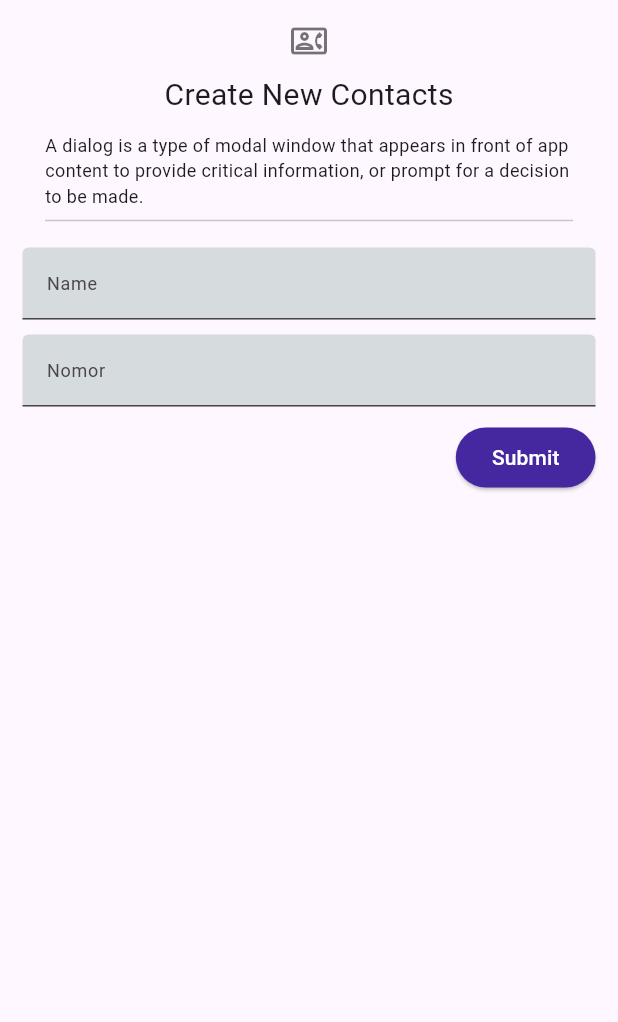
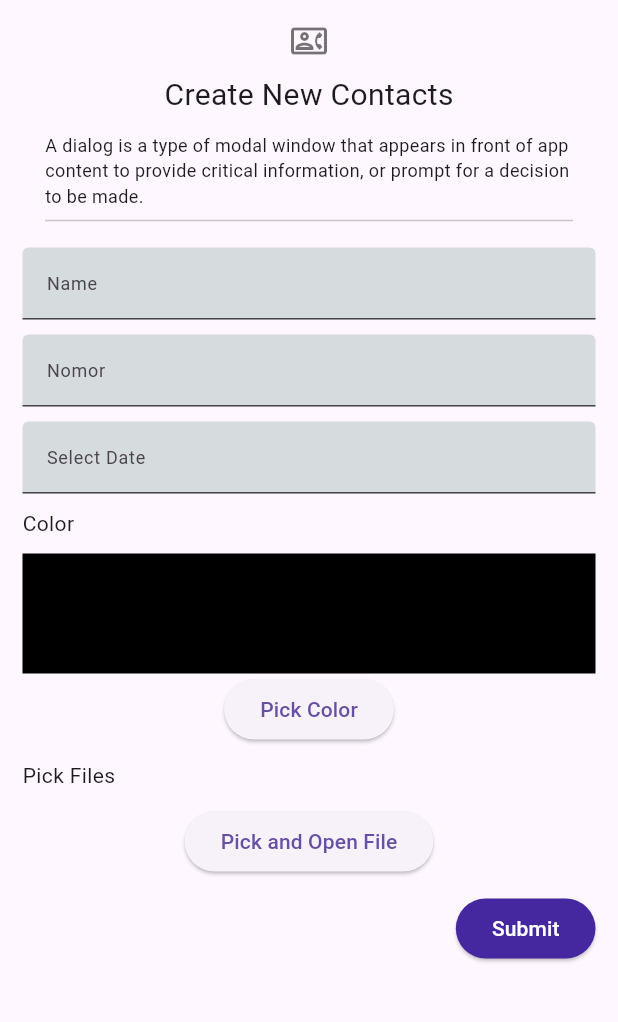
Before and after one commit to itsjipa/flutter_nazhiifah-mawaddah-juliyanda-nst, a Flutter app: the screen it shows after launch, after a tap on "Submit", on a phone screen of 412 x 824 dp, the part 84-1106 px from its top. Run offline on Flutter 3.47's test engine with Material 2 defaults, Android fonts, the phone set to English and light mode, and no system bars; our stand-ins replace file_picker, flutter_colorpicker, open_file.

Commit message:
update tugas 11

```diff
--- a/11_Flutter_Layout/praktikum/tugas11/lib/main.dart
+++ b/11_Flutter_Layout/praktikum/tugas11/lib/main.dart
@@ -1,5 +1,6 @@
 import 'package:flutter/material.dart';
 import 'package:tugas11/screen/contactScreen.dart';
+import 'package:tugas11/screen/formAdvance.dart';
 
 void main() {
   runApp(const MyApp());
@@ -22,7 +23,7 @@ class MyApp extends StatelessWidget {
         ),
         useMaterial3: true,
       ),
-      home: const ContactScreen(),
+      home: const FormAdvance(),
     );
   }
 }
--- /dev/null
+++ b/11_Flutter_Layout/praktikum/tugas11/lib/screen/formAdvance.dart
@@ -0,0 +1,431 @@
+import 'package:file_picker/file_picker.dart';
+import 'package:flutter/material.dart';
+import 'package:flutter_colorpicker/flutter_colorpicker.dart';
+import 'package:intl/intl.dart';
+import 'package:open_file/open_file.dart';
+import 'package:tugas11/screen/contact.dart';
+
+class FormAdvance extends StatefulWidget {
+  const FormAdvance({super.key});
+
+  @override
+  State<FormAdvance> createState() => _FormAdvanceState();
+}
+
+class _FormAdvanceState extends State<FormAdvance> {
+  final _formKey = GlobalKey<FormState>();
+  final TextEditingController _namaController = TextEditingController();
+  final TextEditingController _nomorController = TextEditingController();
+  final TextEditingController _dateController = TextEditingController();
+
+  final List<Contact> _contacts = List.empty(growable: true);
+
+  int selectIndex = 0;
+
+  DateTime _dueDate = DateTime.now();
+  final currentDate = DateTime.now();
+
+  Color _currentColor = Colors.black;
+  PlatformFile? _selectedFile;
+
+  Future<void> _openSelectedFile() async {
+    if (_selectedFile != null) {
+      final result = await OpenFile.open(_selectedFile!.path);
+      if (result.type == ResultType.error) {
+        ScaffoldMessenger.of(context).showSnackBar(
+          SnackBar(
+            content: Text('Gagal membuka file'),
+            backgroundColor: Colors.red,
+          ),
+        );
+      }
+    }
+  }
+
+  Future<void> _pickFile() async {
+    final result = await FilePicker.platform.pickFiles();
+    if (result != null && result.files.isNotEmpty) {
+      setState(() {
+        _selectedFile = result.files.first;
+      });
+    }
+  }
+
+  @override
+  Widget build(BuildContext context) {
+    return Scaffold(
+      appBar: AppBar(
+        title: const Text(
+          "Contacts",
+          style: TextStyle(
+            color: Colors.white,
+            fontWeight: FontWeight.w600,
+            letterSpacing: 2,
+          ),
+        ),
+        centerTitle: true,
+      ),
+      body: SingleChildScrollView(
+        child: Container(
+          alignment: Alignment.center,
+          padding: const EdgeInsets.all(15.0),
+          child: Column(
+            children: <Widget>[
+              const Icon(
+                Icons.contact_phone_outlined,
+                color: Colors.black54,
+              ),
+              const SizedBox(
+                height: 10,
+              ),
+              const Text(
+                "Create New Contacts",
+                style: TextStyle(
+                  fontWeight: FontWeight.w400,
+                  fontSize: 20,
+                ),
+              ),
+              const SizedBox(
+                height: 10,
+              ),
+              const Padding(
+                padding: EdgeInsets.symmetric(horizontal: 15.0),
+                child: Text(
+                  "A dialog is a type of modal window that appears in front of app content to provide critical information, or prompt for a decision to be made.",
+                  textAlign: TextAlign.start,
+                  style: TextStyle(
+                    fontSize: 12,
+                  ),
+                ),
+              ),
+              const Divider(
+                thickness: 1,
+                endIndent: 15.0,
+                indent: 15.0,
+              ),
+              const SizedBox(
+                height: 10,
+              ),
+              Form(
+                key: _formKey,
+                child: Column(
+                  crossAxisAlignment: CrossAxisAlignment.start,
+                  children: [
+                    // form nama
+                    TextFormField(
+                      controller: _namaController,
+                      autovalidateMode: AutovalidateMode.onUserInteraction,
+                      validator: (value) {
+                        if (value == null || value.isEmpty) {
+                          return 'Nama harus diisi';
+                        }
+                        if (value.length < 2) {
+                          return "Nama harus memiliki minimal 2 kata";
+                        }
+                        if (value.split(' ').every((element) =>
+                            element[0] == element[0].toLowerCase())) {
+                          return 'Nama harus dimulai dengan huruf kapital';
+                        }
+                        if (value.contains(RegExp(r'[\d\W]'))) {
+                          return 'Nama tidak boleh mengandung angka dan karakter';
+                        }
+                        return null;
+                      },
+                      keyboardType: TextInputType.name,
+                      decoration: const InputDecoration(
+                        contentPadding: EdgeInsets.only(left: 12),
+                        hintText: 'Insert Your Name',
+                        labelStyle: TextStyle(
+                          fontSize: 12,
+                        ),
+                        labelText: 'Name',
+                      ),
+                    ),
+                    const SizedBox(
+                      height: 10,
+                    ),
+
+                    // form nomor
+                    TextFormField(
+                      autovalidateMode: AutovalidateMode.onUserInteraction,
+                      controller: _nomorController,
+                      validator: (value) {
+                        if (value == null || value.isEmpty) {
+                          return 'Nomor harus diisi';
+                        }
+                        if (value.contains(r'[\d]')) {
+                          return 'Nomor harus terdiri dari angka';
+                        }
+                        if (value.length < 8 || value.length >= 15) {
+                          return "Nomor telepon minimal 8 digit dan maksimal 15 digit";
+                        }
+                        if (!value.startsWith('0')) {
+                          return 'Nomor telepon dimulai 0';
+                        }
+                        return null;
+                      },
+                      keyboardType: TextInputType.phone,
+                      decoration: const InputDecoration(
+                        contentPadding: EdgeInsets.only(left: 12),
+                        hintText: '+62 ....',
+                        labelStyle: TextStyle(
+                          fontSize: 12,
+                        ),
+                        labelText: 'Nomor',
+                      ),
+                    ),
+                    const SizedBox(
+                      height: 10,
+                    ),
+
+                    // form date
+                    TextFormField(
+                      controller: _dateController,
+                      onTap: () async {
+                        final selectDate = await showDatePicker(
+                          context: context,
+                          initialDate: currentDate,
+                          firstDate: DateTime(2000),
+                          lastDate: DateTime(2026),
+                        );
+                        setState(() {
+                          if (selectDate != null) {
+                            _dueDate = selectDate;
+                            final String formatDate =
+                                DateFormat('EEEE, dd MMMM yyyy')
+                                    .format(selectDate);
+                            _dateController.text = formatDate;
+                            debugPrint(formatDate);
+                          }
+                        });
+                      },
+                      readOnly: true,
+                      decoration: const InputDecoration(
+                        contentPadding: EdgeInsets.only(left: 12),
+                        labelStyle: TextStyle(
+                          fontSize: 12,
+                        ),
+                        labelText: 'Select Date',
+                      ),
+                    ),
+                    const SizedBox(
+                      height: 10,
+                    ),
+
+                    // pick color
+                    const Text('Color'),
+                    const SizedBox(
+                      height: 10,
+                    ),
+                    Container(
+                      height: 80,
+                      width: MediaQuery.of(context).size.width,
+                      color: _currentColor,
+                    ),
+                    Center(
+                      child: ElevatedButton(
+                        child: const Text('Pick Color'),
+                        onPressed: () {
+                          showDialog(
+                            context: context,
+                            builder: ((context) {
+                              return AlertDialog(
+                                title: const Text('Pick Your Color'),
+                                content: BlockPicker(
+                                    pickerColor: _currentColor,
+                                    onColorChanged: (color) {
+                                      setState(() {
+                                        _currentColor = color;
+                                      });
+                                    }),
+                                actions: [
+                                  TextButton(
+                                    onPressed: () {
+                                      Navigator.pop(context);
+                                    },
+                                    child: const Text('Save'),
+                                  ),
+                                ],
+                              );
+                            }),
+                          );
+                        },
+                      ),
+                    ),
+                    const SizedBox(
+                      height: 10,
+                    ),
+
+                    // pick file
+                    const Text('Pick Files'),
+                    const SizedBox(
+                      height: 10,
+                    ),
+                    Center(
+                      child: ElevatedButton(
+                        onPressed: () {
+                          _pickFile();
+                        },
+                        child: const Text('Pick and Open File'),
+                      ),
+                    )
+                  ],
+                ),
+              ),
+
+              // tombol submit
+              Container(
+                alignment: Alignment.centerRight,
+                padding: const EdgeInsets.only(top: 10.0),
+                child: ElevatedButton(
+                  onPressed: () async {
+                    var form = _formKey.currentState;
+                    String name = _namaController.text.trim();
+                    String nomor = _nomorController.text.trim();
+
+                    if (form!.validate()) {
+                      form.save();
+                      setState(() {
+                        bool existsContacts = _contacts.any((contact) =>
+                            contact.nama == name || contact.nomor == nomor);
+                        if (!existsContacts) {
+                          _contacts.add(
+                            Contact(nama: name, nomor: nomor),
+                          );
+                        } else {
+                          _contacts[selectIndex].nama = name;
+                          _contacts[selectIndex].nomor = nomor;
+                        }
+                        _namaController.clear();
+                        _nomorController.clear();
+                        _dateController.clear();
+                        form.reset();
+                      });
+                    }
+                    debugPrint(
+                      "Nama : ${_namaController.text}\nNomor : ${_nomorController.text}\n Tanggal : ${_dueDate.toString()}\nColor : ${_currentColor.toString()}\nFile Name : ${_selectedFile.toString()}",
+                    );
+                    form.reset();
+                  },
+                  child: Text('Submit'),
+                  style: ElevatedButton.styleFrom(
+                    backgroundColor: Colors.deepPurple.shade800,
+                    foregroundColor: Colors.white,
+                  ),
+                ),
+              ),
+              const SizedBox(
+                height: 29.0,
+              ),
+              _contacts.isEmpty
+                  ? Container()
+                  : const Text(
+                      "List Contacts",
+                      style: TextStyle(
+                        fontSize: 18,
+                        fontWeight: FontWeight.w400,
+                        color: Colors.black,
+                      ),
+                    ),
+              ListView.builder(
+                  shrinkWrap: true,
+                  itemCount: _contacts.length,
+                  itemBuilder: (context, index) {
+                    return ListTile(
+                      // profile name
+                      leading: CircleAvatar(
+                        child: Text(_contacts[index].nama[0]),
+                      ),
+                      title: Column(
+                        crossAxisAlignment: CrossAxisAlignment.start,
+                        children: [
+                          // list nama
+                          Text(
+                            _contacts[index].nama,
+                            style: const TextStyle(
+                              fontSize: 10,
+                            ),
+                          ),
+
+                          // list nomor
+                          Text(
+                            _contacts[index].nomor,
+                            style: const TextStyle(
+                              fontSize: 10,
+                            ),
+                          ),
+
+                          // list date
+                          Text(
+                            'Date : ${DateFormat('EEEE, dd MMMM yyyy').format(_dueDate)}',
+                            style: const TextStyle(
+                              fontSize: 10,
+                            ),
+                          ),
+                          Row(
+                            children: <Widget>[
+                              // list color
+                              const Text(
+                                'Color : ',
+                                style: TextStyle(fontSize: 10),
+                              ),
+                              Container(
+                                width: 10,
+                                height: 12,
+                                margin: const EdgeInsets.only(left: 5),
+                                decoration: BoxDecoration(
+                                  color: _currentColor,
+                                  shape: BoxShape.rectangle,
+                                ),
+                              )
+                            ],
+                          ),
+
+                          // list file
+                          Text('File Name : ${_selectedFile!.name}', style: const TextStyle(fontSize: 10,),)
+                        ],
+                      ),
+                      trailing: SizedBox(
+                        width: 49,
+                        child: Row(
+                          children: [
+                            InkWell(
+                              onTap: () {
+                                _namaController.text = _contacts[index].nama;
+                                _nomorController.text = _contacts[index].nomor;
+                                setState(() {
+                                  selectIndex = index;
+                                });
+                              },
+                              child: const Icon(
+                                Icons.edit,
+                                size: 17,
+                              ),
+                            ),
+                            const SizedBox(
+                              width: 15,
+                            ),
+                            InkWell(
+                              onTap: () {
+                                setState(() {
+                                  _contacts.removeAt(index);
+                                });
+                              },
+                              child: const Icon(
+                                Icons.delete_outline,
+                                size: 17,
+                              ),
+                            ),
+                          ],
+                        ),
+                      ),
+                      onTap: () {},
+                    );
+                  }),
+            ],
+          ),
+        ),
+      ),
+    );
+  }
+}
--- a/11_Flutter_Layout/praktikum/tugas11/pubspec.yaml
+++ b/11_Flutter_Layout/praktikum/tugas11/pubspec.yaml
@@ -35,6 +35,10 @@ dependencies:
   # The following adds the Cupertino Icons font to your application.
   # Use with the CupertinoIcons class for iOS style icons.
   cupertino_icons: ^1.0.2
+  open_file: ^3.3.2
+  intl: ^0.18.1
+  flutter_colorpicker: ^1.0.3
+  file_picker: ^5.5.0
 
 dev_dependencies:
   flutter_test:
```
Also changed, not shown: 11_Flutter_Layout/praktikum/tugas11/lib/screen/contactScreen.dart (+19 -14 lines), 11_Flutter_Layout/praktikum/tugas11/pubspec.lock, 1 other file.
